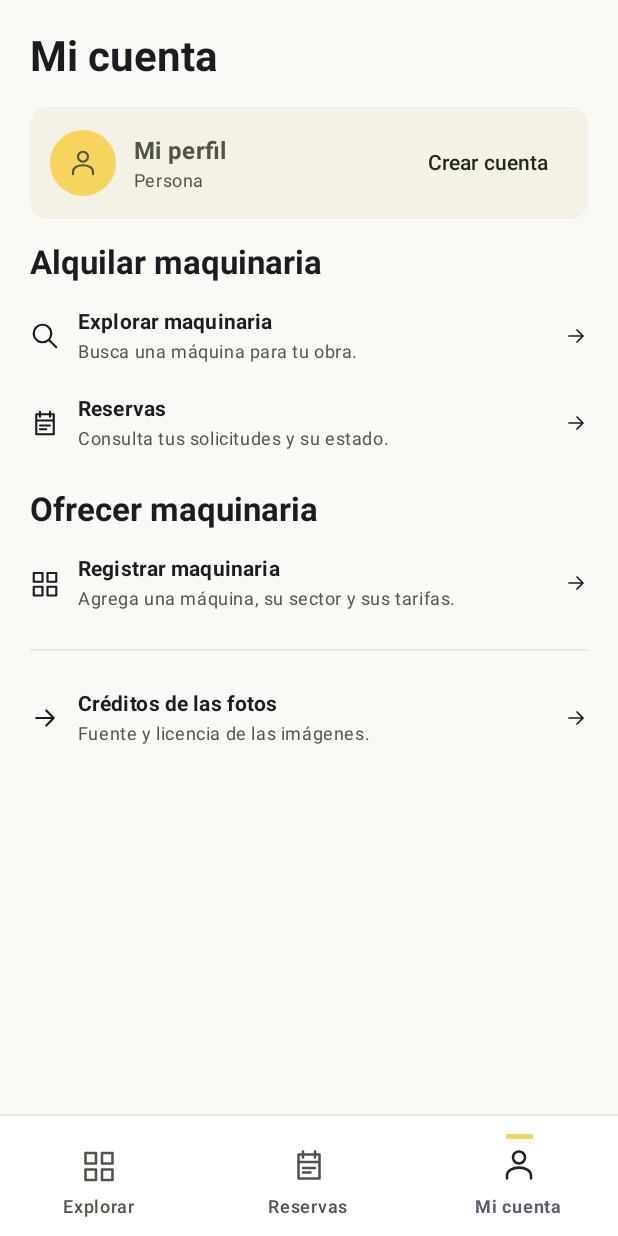
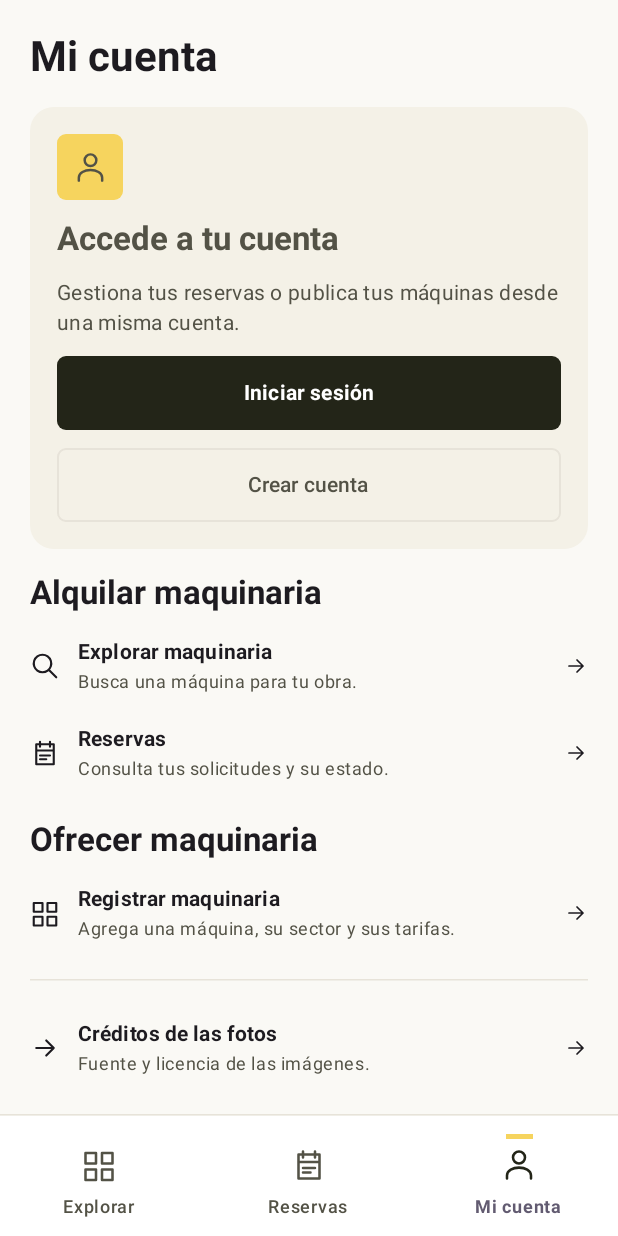
Before and after one commit to richardmalca/rentamaq, an Android app built with Jetpack Compose: the screen it shows after launch (MainActivity), item 3 of the bottom bar chosen, on a phone screen of 412 x 824 dp. Run offline under Robolectric (Android 15) with nearby library versions, the phone set to English and light mode, and no system bars; our stand-ins replace Room's generated code.

Commit message:
Show clear sign-in and registration entry points

```diff
--- a/app/src/main/java/pe/rentamaq/core/ui/RentamaqApp.kt
+++ b/app/src/main/java/pe/rentamaq/core/ui/RentamaqApp.kt
@@ -22,6 +22,8 @@ import kotlinx.coroutines.launch
 import pe.rentamaq.R
 import pe.rentamaq.feature.bookings.BookingWizard
 import pe.rentamaq.feature.account.AccountScreen
+import pe.rentamaq.feature.account.AccountAccessPanel
+import pe.rentamaq.feature.account.AccountEntry
 import pe.rentamaq.feature.account.rememberAccountSession
 import pe.rentamaq.feature.bookings.BookingsScreen
 import pe.rentamaq.core.data.bookingZone
@@ -63,6 +65,7 @@ fun RentamaqApp(model: CatalogViewModel) {
     var showAll by rememberSaveable { mutableStateOf(false) }
     var showBooking by rememberSaveable { mutableStateOf(false) }
     var accountDestination by rememberSaveable { mutableStateOf<AccountDestination?>(null) }
+    var accountEntry by rememberSaveable { mutableStateOf(AccountEntry.OPTIONS) }
     val session = rememberAccountSession()
     val snackbar = remember { SnackbarHostState() }
     val scope = rememberCoroutineScope()
@@ -149,6 +152,7 @@ fun RentamaqApp(model: CatalogViewModel) {
                                         showBooking = true
                                     } else {
                                         accountDestination = AccountDestination.RESERVATION
+                                        accountEntry = AccountEntry.OPTIONS
                                         tab = 2
                                     }
                                 },
@@ -187,11 +191,12 @@ fun RentamaqApp(model: CatalogViewModel) {
                     Column(Modifier.padding(padding).padding(20.dp),
                         verticalArrangement = Arrangement.spacedBy(12.dp)) {
                         Text(stringResource(R.string.bookings), style = MaterialTheme.typography.headlineMedium, fontWeight = FontWeight.Bold)
-                        Text(stringResource(R.string.account_required_bookings), style = MaterialTheme.typography.bodyLarge)
-                        Button(onClick = { accountDestination = AccountDestination.BOOKINGS; tab = 2 },
-                            shape = MaterialTheme.shapes.small) {
-                            Text(stringResource(if (session.email.isBlank()) R.string.create_account else R.string.sign_in))
+                        AccountAccessPanel(R.string.access_bookings_title, R.string.account_required_bookings) { entry ->
+                            accountDestination = AccountDestination.BOOKINGS
+                            accountEntry = entry
+                            tab = 2
                         }
+                        TextButton(onClick = { selectedId = null; tab = 0 }) { Text(stringResource(R.string.continue_exploring)) }
                     }
                     return@Scaffold
                 }
@@ -232,6 +237,7 @@ fun RentamaqApp(model: CatalogViewModel) {
                 AccountScreen(
                     modifier = Modifier.padding(padding),
                     session = session,
+                    entry = accountEntry,
                     publications = equipment.filter { it.owned }.asReversed(),
                     sectors = zones,
                     requiredMessage = when (accountDestination) {
--- /dev/null
+++ b/app/src/main/java/pe/rentamaq/feature/account/AccountAccess.kt
@@ -0,0 +1,42 @@
+package pe.rentamaq.feature.account
+
+import androidx.compose.foundation.background
+import androidx.compose.foundation.layout.*
+import androidx.compose.material3.*
+import androidx.compose.runtime.Composable
+import androidx.compose.ui.Alignment
+import androidx.compose.ui.Modifier
+import androidx.compose.ui.res.painterResource
+import androidx.compose.ui.res.stringResource
+import androidx.compose.ui.text.font.FontWeight
+import androidx.compose.ui.unit.dp
+import pe.rentamaq.R
+
+enum class AccountEntry { OPTIONS, SIGN_IN, REGISTER }
+
+@Composable
+fun AccountAccessPanel(title: Int, description: Int, onSelect: (AccountEntry) -> Unit) {
+    Surface(color = MaterialTheme.colorScheme.surfaceVariant, shape = MaterialTheme.shapes.large) {
+        Column(Modifier.fillMaxWidth().padding(18.dp), verticalArrangement = Arrangement.spacedBy(12.dp)) {
+            Box(
+                Modifier.size(44.dp).background(MaterialTheme.colorScheme.secondaryContainer, MaterialTheme.shapes.small),
+                contentAlignment = Alignment.Center
+            ) {
+                Icon(painterResource(R.drawable.ic_account), null, Modifier.size(23.dp))
+            }
+            Text(stringResource(title), style = MaterialTheme.typography.titleLarge, fontWeight = FontWeight.Bold)
+            Text(stringResource(description), style = MaterialTheme.typography.bodyMedium,
+                color = MaterialTheme.colorScheme.onSurfaceVariant)
+            Button(
+                onClick = { onSelect(AccountEntry.SIGN_IN) },
+                modifier = Modifier.fillMaxWidth().heightIn(min = 49.dp),
+                shape = MaterialTheme.shapes.small
+            ) { Text(stringResource(R.string.sign_in), fontWeight = FontWeight.Bold) }
+            OutlinedButton(
+                onClick = { onSelect(AccountEntry.REGISTER) },
+                modifier = Modifier.fillMaxWidth().heightIn(min = 49.dp),
+                shape = MaterialTheme.shapes.small
+            ) { Text(stringResource(R.string.create_account), fontWeight = FontWeight.SemiBold) }
+        }
+    }
+}
--- a/app/src/main/res/values/strings.xml
+++ b/app/src/main/res/values/strings.xml
@@ -90,6 +90,14 @@
     <string name="sign_out">Cerrar sesión</string>
     <string name="account_email">Correo electrónico</string>
     <string name="account_not_found">No encontramos una cuenta con ese correo.</string>
+    <string name="account_access">Accede a tu cuenta</string>
+    <string name="account_access_description">Gestiona tus reservas o publica tus máquinas desde una misma cuenta.</string>
+    <string name="access_bookings_title">Tus reservas en un solo lugar</string>
+    <string name="continue_exploring">Seguir explorando</string>
+    <string name="already_have_account">¿Ya tienes cuenta? Inicia sesión</string>
+    <string name="no_account_yet">¿Aún no tienes cuenta? Créala aquí</string>
+    <string name="existing_device_account">Ya hay una cuenta registrada en este teléfono. Inicia sesión con su correo.</string>
+    <string name="sign_in_description">Ingresa el correo que usaste al crear tu cuenta.</string>
     <string name="account_required_reserve">Crea una cuenta o inicia sesión para solicitar el alquiler.</string>
     <string name="account_required_publish">Crea una cuenta o inicia sesión para registrar maquinaria.</string>
     <string name="account_required_bookings">Crea una cuenta o inicia sesión para consultar y gestionar tus reservas.</string>
```
Also changed, not shown: app/src/main/java/pe/rentamaq/feature/account/AccountScreen.kt (+54 -15 lines).
